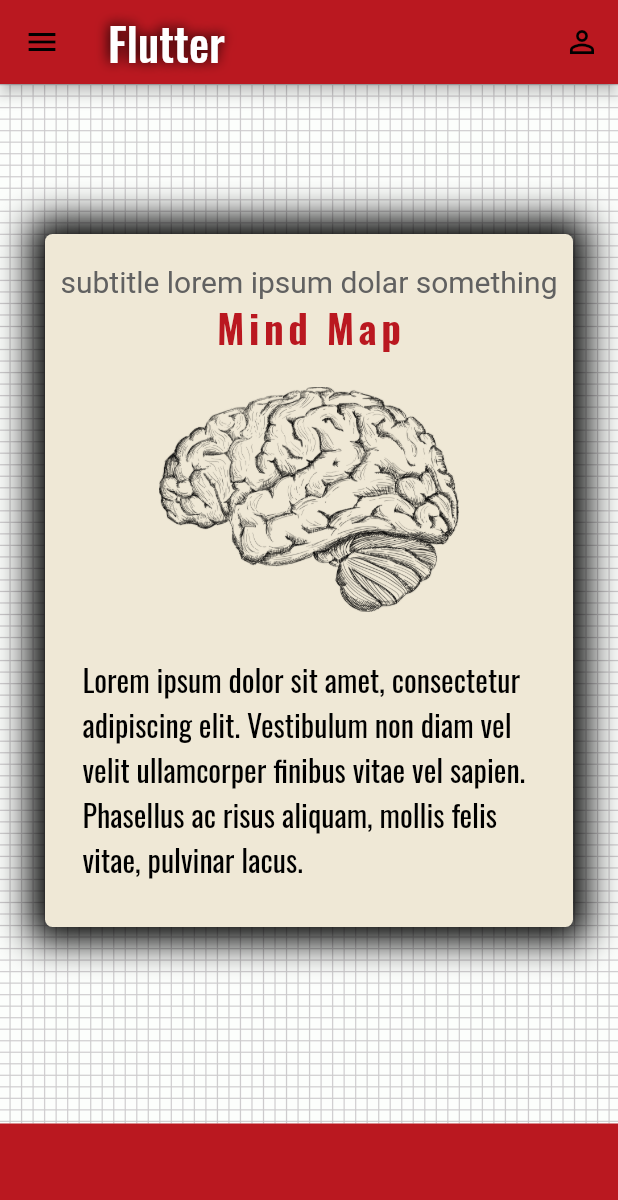
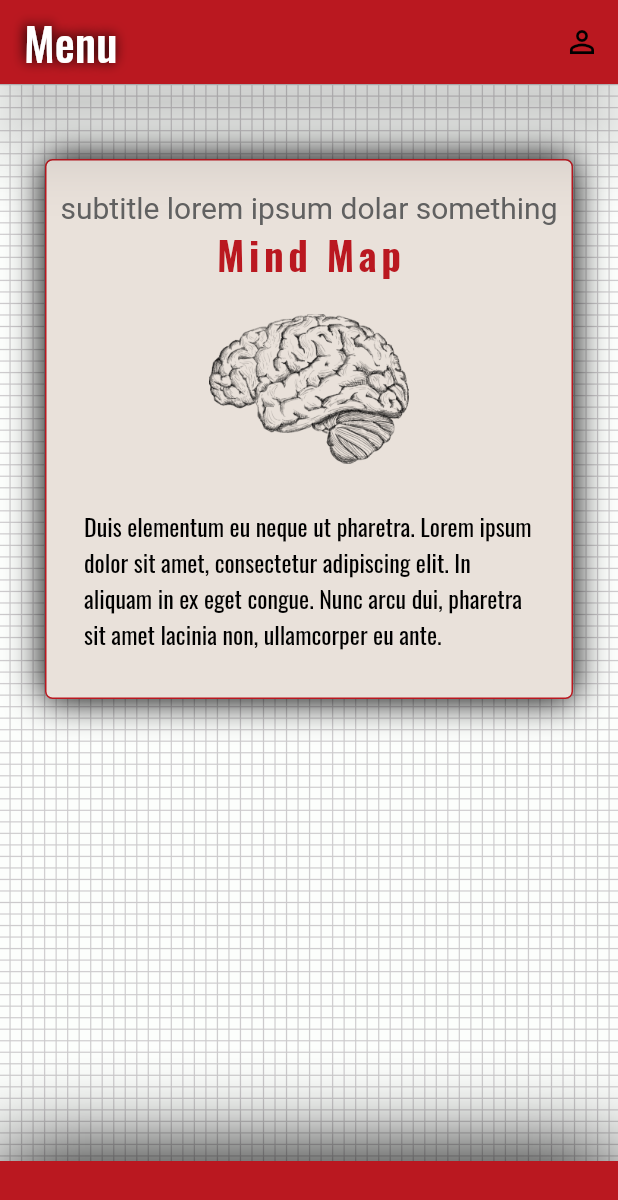
Before and after one commit to EYoung75/organizer, a Flutter app: the screen it shows after launch, on a phone screen of 412 x 824 dp. Shown: the top 1200 px of the screen. Run offline on Flutter 3.47's test engine with Material 2 defaults, Android fonts, the phone set to English and light mode, and no system bars; our stand-ins replace google_fonts; Roboto replaces fonts that are missing (Charm).

Commit message:
replaced pageview with pageview.builder to build out newly defined menu item objects

```diff
--- a/lib/constants.dart
+++ b/lib/constants.dart
@@ -2,7 +2,10 @@ import 'package:flutter/material.dart';
 import 'package:google_fonts/google_fonts.dart';
 
 const red = Color.fromRGBO(186, 24, 32, 1);
-const bone = Color.fromRGBO(239, 232, 214, 1);
+const bone = Color.fromRGBO(233, 225, 218, 1);
+const gold = Color.fromRGBO(222, 184, 114, 1);
+
+// bone alt = 239, 232, 214;
 
 dynamic titletext = GoogleFonts.oswald(
   fontSize: 30,
@@ -24,7 +27,7 @@ dynamic subtitleText = GoogleFonts.oswald(
 );
 
 dynamic paragraphBlack = GoogleFonts.oswald(
-  fontSize: 20,
+  fontSize: 16,
   color: Colors.black,
 );
 
--- a/lib/main.dart
+++ b/lib/main.dart
@@ -1,3 +1,4 @@
+import 'package:flutter/gestures.dart';
 import 'package:flutter/material.dart';
 import 'package:google_fonts/google_fonts.dart';
 import './pageCard.dart';
@@ -29,8 +30,10 @@ class _HomeState extends State<Home> {
   @override
   Widget build(BuildContext context) {
     return Scaffold(
-      drawer: HomeDrawer(),
+      // drawer: HomeDrawer(),
       appBar: AppBar(
+        elevation: 20,
+        centerTitle: false,
         iconTheme: IconThemeData(color: Colors.black),
         backgroundColor: red,
         actions: [
@@ -39,12 +42,25 @@ class _HomeState extends State<Home> {
             icon: Icon(Icons.perm_identity),
           ),
         ],
-        title: Text("Flutter", style: titletext),
+        title: Text("Menu", style: titletext),
       ),
       bottomSheet: Container(
-        height: 75,
-        color: red,
+        decoration: BoxDecoration(
+          color: red,
+          boxShadow: [
+            BoxShadow(
+              color: Colors.black,
+              offset: Offset(0, -2),
+              spreadRadius: 2,
+              blurRadius: 50,
+            ),
+          ],
+        ),
+        height: 50,
         width: double.infinity,
+        child: Center(
+          child: Text(""),
+        ),
       ),
       body: Container(
         decoration: BoxDecoration(
@@ -68,8 +84,8 @@ class HomeDrawer extends StatelessWidget {
       semanticLabel: "App Drawer",
       child: Container(
         decoration: BoxDecoration(
-          image: DecorationImage(image: gridPaper, fit: BoxFit.cover),
-        ),
+            // image: DecorationImage(image: gridPaper, fit: BoxFit.cover),
+            color: bone),
         child: (ListView(
           children: <Widget>[
             DrawerHeader(
@@ -115,27 +131,60 @@ class HomeDrawer extends StatelessWidget {
 }
 
 class PageContainer extends StatelessWidget {
+  final List items = [
+    {
+      'title': 'Mind Map',
+      'image': 'images/brain.png',
+      'description':
+          'Duis elementum eu neque ut pharetra. Lorem ipsum dolor sit amet, consectetur adipiscing elit. In aliquam in ex eget congue. Nunc arcu dui, pharetra sit amet lacinia non, ullamcorper eu ante.',
+    },
+    {
+      'title': 'Mooring',
+      'image': 'images/anchor.png',
+      'description':
+          'Nulla volutpat vulputate elit ut lobortis. Phasellus aliquet nunc interdum porta porttitor. Donec sollicitudin fringilla nibh, eu aliquam neque scelerisque volutpat. Praesent suscipit orci quis ante pharetra malesuada vitae sit amet sapien. ',
+    },
+    {
+      'title': 'Solidify',
+      'image': 'images/dragonfly.png',
+      'description':
+          'Lorem ipsum dolor sit amet, consectetur adipiscing elit. Vestibulum non diam vel velit ullamcorper finibus vitae vel sapien. Phasellus ac risus aliquam, mollis felis vitae, pulvinar lacus.',
+    },
+  ];
   @override
   Widget build(BuildContext context) {
-    return PageView(
-      controller: PageController(initialPage: 0),
-      children: [
-        PageCard(
-          'Mind Map',
-          'images/brain.png',
-          'Lorem ipsum dolor sit amet, consectetur adipiscing elit. Vestibulum non diam vel velit ullamcorper finibus vitae vel sapien. Phasellus ac risus aliquam, mollis felis vitae, pulvinar lacus.',
-        ),
-        PageCard(
-          'Mooring',
-          'images/anchor.png',
-          'Nulla volutpat vulputate elit ut lobortis. Phasellus aliquet nunc interdum porta porttitor. Donec sollicitudin fringilla nibh, eu aliquam neque scelerisque volutpat. Praesent suscipit orci quis ante pharetra malesuada vitae sit amet sapien. ',
-        ),
-        PageCard(
-          'Solidify',
-          'images/dragonfly.png',
-          'Duis elementum eu neque ut pharetra. Lorem ipsum dolor sit amet, consectetur adipiscing elit. In aliquam in ex eget congue. Nunc arcu dui, pharetra sit amet lacinia non, ullamcorper eu ante.',
-        ),
-      ],
+    return Container(
+      child: PageView.builder(
+        itemBuilder: (ctx, i) {
+          return PageCard(
+            items[i],
+          );
+        },
+        itemCount: items.length,
+      ),
+      // child: PageView(
+      //   onPageChanged: setPage(),
+      //   controller: PageController(
+      //     initialPage: 0,
+      //   ),
+      //   children: [
+      //     PageCard(
+      // 'Mind Map',
+      // 'images/brain.png',
+      // 'Lorem ipsum dolor sit amet, consectetur adipiscing elit. Vestibulum non diam vel velit ullamcorper finibus vitae vel sapien. Phasellus ac risus aliquam, mollis felis vitae, pulvinar lacus.',
+      //     ),
+      //     PageCard(
+      // 'Mooring',
+      // 'images/anchor.png',
+      // 'Nulla volutpat vulputate elit ut lobortis. Phasellus aliquet nunc interdum porta porttitor. Donec sollicitudin fringilla nibh, eu aliquam neque scelerisque volutpat. Praesent suscipit orci quis ante pharetra malesuada vitae sit amet sapien. ',
+      //     ),
+      //     PageCard(
+      //       'Solidify',
+      //       'images/dragonfly.png',
+      // 'Duis elementum eu neque ut pharetra. Lorem ipsum dolor sit amet, consectetur adipiscing elit. In aliquam in ex eget congue. Nunc arcu dui, pharetra sit amet lacinia non, ullamcorper eu ante.',
+      //     ),
+      //   ],
+      // ),
     );
   }
 }
--- a/lib/pageCard.dart
+++ b/lib/pageCard.dart
@@ -1,17 +1,32 @@
 import 'package:flutter/material.dart';
 import './constants.dart';
+import './pages/mindMap.dart';
 
 class PageCard extends StatelessWidget {
-  final String title;
-  final String image;
-  final String description;
+  // final String title;
+  // final String image;
+  // final String description;
 
-  PageCard([this.title, this.image, this.description]);
+  // PageCard([this.title, this.image, this.description]);
+
+  final itemData;
+
+  PageCard(this.itemData);
 
   @override
   Widget build(BuildContext context) {
-    return Container(
-      margin: EdgeInsets.symmetric(vertical: 100),
+    return InkWell(
+      onTap: () {
+        Navigator.of(context).push(
+          MaterialPageRoute(
+            builder: (context) {
+              return MindMapScreen(itemData['title']);
+            },
+          ),
+        );
+      },
+      child: Container(
+        padding: EdgeInsets.symmetric(vertical: 50),
         child: Column(
           children: [
             Container(
@@ -20,9 +35,13 @@ class PageCard extends StatelessWidget {
                   BoxShadow(
                     blurRadius: 20,
                     color: Colors.black,
-                  spreadRadius: 10,
+                    spreadRadius: 1,
                   ),
                 ],
+                border: Border.all(
+                  color: red,
+                  width: 1,
+                ),
                 color: bone,
                 borderRadius: BorderRadius.circular(5),
               ),
@@ -33,23 +52,27 @@ class PageCard extends StatelessWidget {
                 child: Column(
                   mainAxisAlignment: MainAxisAlignment.center,
                   children: [
-                  Text("subtitle lorem ipsum dolar something", style: paragraphGray,),
                     Text(
-                    title,
+                      "subtitle lorem ipsum dolar something",
+                      style: paragraphGray,
+                    ),
+                    Text(
+                      itemData['title'],
                       style: subtitleText,
                     ),
                     SizedBox(height: 20),
                     Container(
-                    height: 150,
+                      height: 100,
                       child: Image.asset(
-                      image,
+                        itemData['image'],
                       ),
                     ),
                     SizedBox(height: 20),
                     Container(
-                    margin: EdgeInsets.symmetric(horizontal: 25, vertical: 10),
+                      margin:
+                          EdgeInsets.symmetric(horizontal: 25, vertical: 10),
                       child: Text(
-                      description,
+                        itemData['description'],
                         style: paragraphBlack,
                       ),
                     )
@@ -59,6 +82,7 @@ class PageCard extends StatelessWidget {
             ),
           ],
         ),
+      ),
     );
   }
 }
--- /dev/null
+++ b/lib/pages/mindMap.dart
@@ -0,0 +1,27 @@
+import "package:flutter/material.dart";
+import "../constants.dart";
+
+class MindMapScreen extends StatelessWidget {
+  final String title;
+  MindMapScreen(this.title);
+  @override
+  Widget build(BuildContext context) {
+    return Scaffold(
+      appBar: AppBar(
+        centerTitle: false,
+        iconTheme: IconThemeData(
+          color: Colors.black,
+        ),
+        backgroundColor: red,
+        title: Text(title, style: titletext),
+      ),
+      body: Container(
+        height: double.infinity,
+        width: double.infinity,
+        decoration: BoxDecoration(
+          image: DecorationImage(image: gridPaper, fit: BoxFit.cover),
+        ),
+      ),
+    );
+  }
+}
```
Also changed, not shown: 1 other file. Lines whose indentation alone changed are shown as unchanged.
